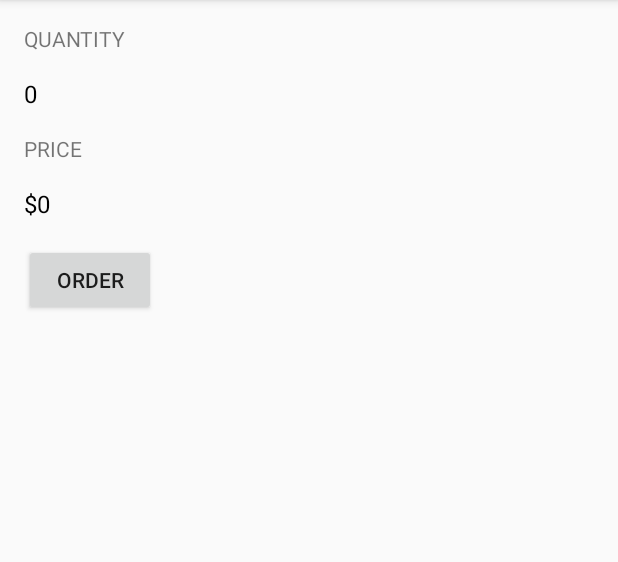
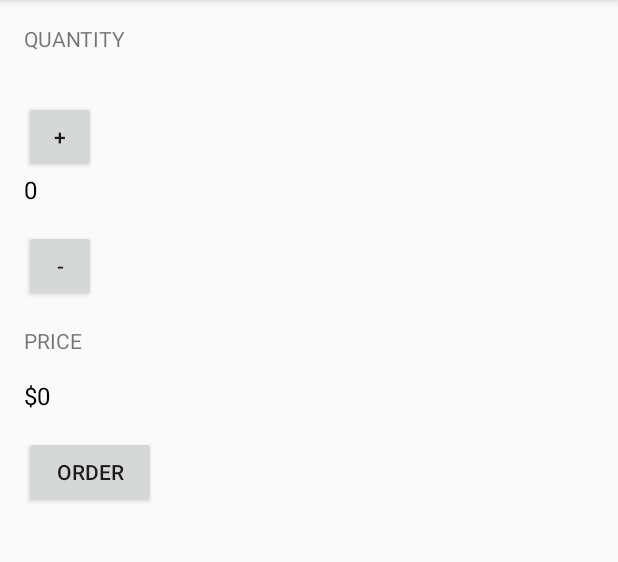
Before and after one commit to bennythejudge/JustJava, an Android app: the screen it shows after launch (MainActivity), on a phone screen of 412 x 824 dp, the part 84-646 px from its top. Run offline under Robolectric (Android 15) with nearby library versions, the phone set to English and light mode, and no system bars.

Commit message:
Add +/- buttons

```diff
--- a/app/src/main/res/layout/activity_main.xml
+++ b/app/src/main/res/layout/activity_main.xml
@@ -15,6 +15,14 @@
         android:text="Quantity"
         android:textAllCaps="true" />
 
+    <Button
+        android:id="@+id/increase_button"
+        android:layout_height="48dp"
+        android:layout_width="48dp"
+        android:layout_marginTop="16dp"
+        android:text="+"
+        android:onClick="increment"/>
+
     <TextView
         android:id="@+id/quantity_text_view"
         android:layout_width="wrap_content"
@@ -22,6 +30,14 @@
         android:textSize="16sp"
         android:textColor="@android:color/black"
         android:text="0" />
+
+    <Button
+        android:id="@+id/decrease_button"
+        android:layout_height="48dp"
+        android:layout_width="48dp"
+        android:layout_marginTop="16dp"
+        android:text="-"
+        android:onClick="decrement"/>
 
     <TextView
         android:layout_width="wrap_content"
```
Also changed, not shown: app/src/main/java/com/example/android/justjava/MainActivity.java (+16 -4 lines).
